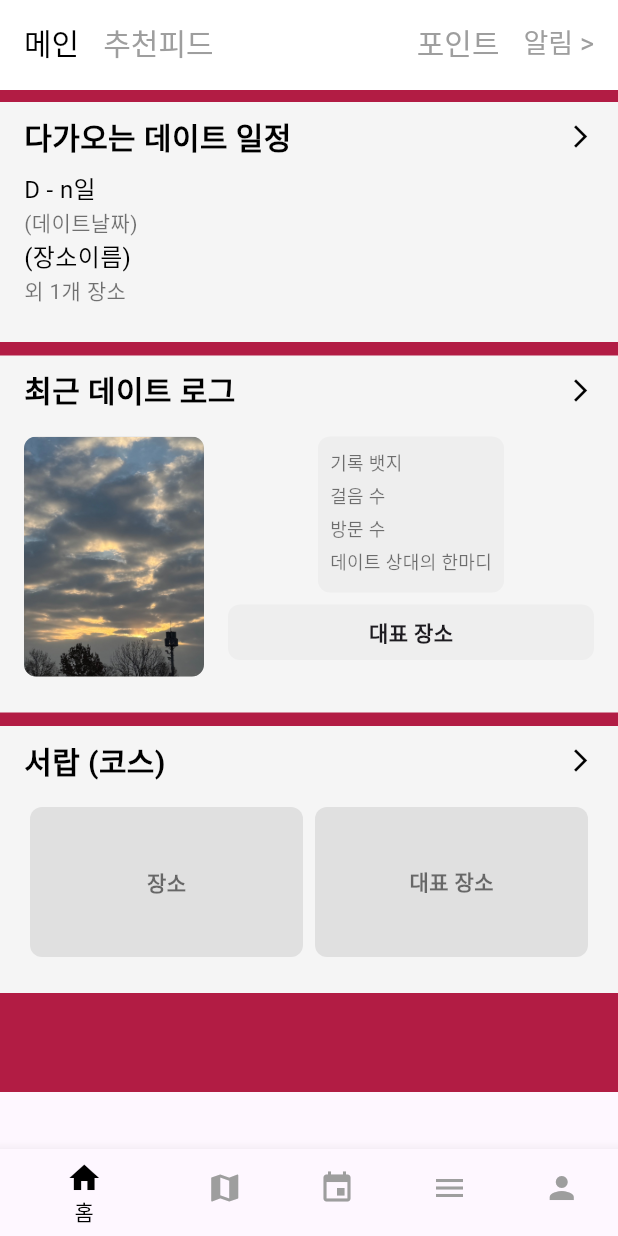
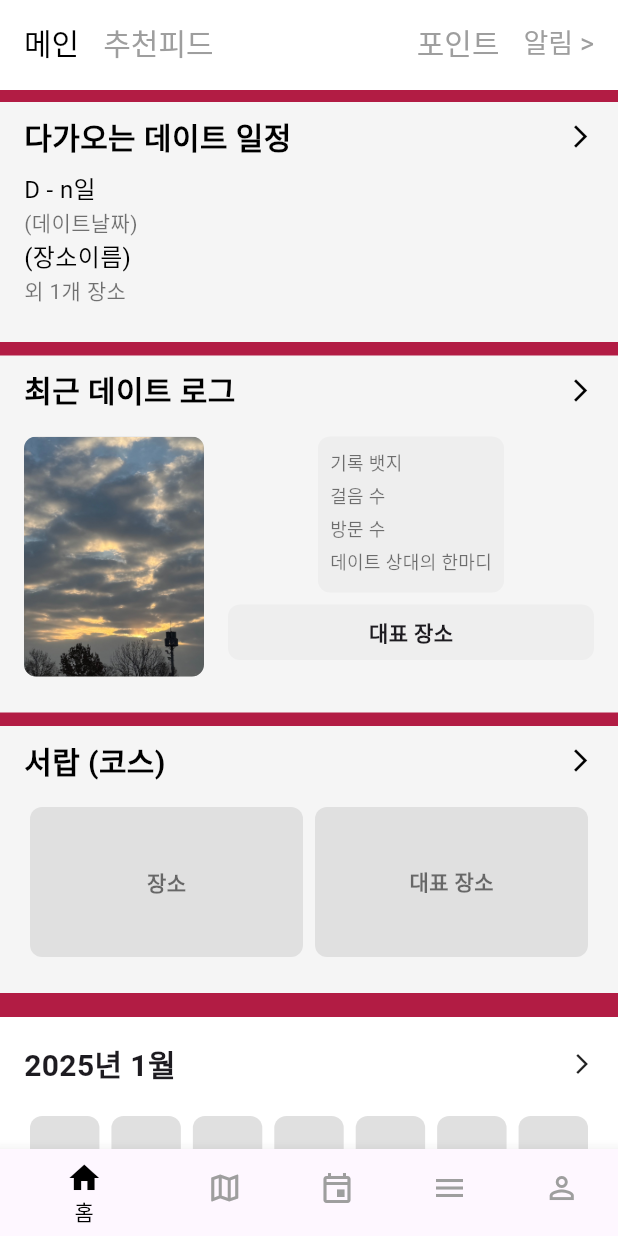
Before and after one commit to SeulHwa1/DateCourse, a Flutter app: the screen it shows after launch, on a phone screen of 412 x 824 dp. Run offline on Flutter 3.47's test engine with Material 3 defaults, Android fonts, the phone set to English and light mode, and no system bars.

```diff
--- a/lib/main.dart
+++ b/lib/main.dart
@@ -27,28 +27,28 @@ class AppLayout extends StatefulWidget {
 }
 
 class _AppLayoutState extends State<AppLayout> {
-  int _currentBottomIndex = 0; // 하단 네비게이션 바 상태
-  int _currentTopIndex = 0; // 상단 네비게이션 바 상태
+  int _currentBottomIndex = 0;
+  int _currentTopIndex = 0;
 
   // 하단 네비게이션 바 페이지
   final List<Widget> _bottomPages = [
-    MainScreen(), // 홈 화면
-    const SimpleScreen(title: "지도입니다."), // 지도 화면
-    const SimpleScreen(title: "일정 화면입니다."), // 같이 걷기 화면
-    const SimpleScreen(title: "서랍 화면입니다."), // 서랍 화면
-    const SimpleScreen(title: "프로필 화면입니다."), // 프로필 화면
+    const MainScreen(),
+    const Center(child: Text('지도 화면')), // Placeholder for map screen
+    const Center(child: Text('일정 화면')), // Placeholder for schedule screen
+    const Center(child: Text('서랍 화면')), // Placeholder for drawer screen
+    const Center(child: Text('프로필 화면')), // Placeholder for profile screen
   ];
 
   // 상단 네비게이션 바 페이지
   final List<Widget> _topPages = [
-    MainScreen(), // 상단 메인 화면
-    RecommendScreen(), // 추천피드 화면
+    const MainScreen(),
+    const RecommendScreen(),
   ];
 
   @override
   Widget build(BuildContext context) {
     return Scaffold(
-      appBar: _currentBottomIndex == 0 // 홈 탭에서만 상단바 표시
+      appBar: _currentBottomIndex == 0
           ? PreferredSize(
               preferredSize: const Size.fromHeight(60.0),
               child: AppBarTitle(
@@ -62,56 +62,51 @@ class _AppLayoutState extends State<AppLayout> {
             )
           : null,
       body: _currentBottomIndex == 0
-          ? _topPages[_currentTopIndex] // 상단 네비게이션 바 상태에 따라 화면 표시
-          : _bottomPages[_currentBottomIndex], // 하단 네비게이션 바 상태에 따라 화면 표시
+          ? _topPages[_currentTopIndex]
+          : _bottomPages[_currentBottomIndex],
       bottomNavigationBar: BottomNavigationBar(
         currentIndex: _currentBottomIndex,
         onTap: (index) {
           setState(() {
-            _currentBottomIndex = index; // 하단 네비게이션 바 상태 변경
+            _currentBottomIndex = index;
+            if (index != 0) _currentTopIndex = 0; // 상단 네비게이션 바 초기화
           });
         },
-        items: const [
+        items: [
           BottomNavigationBarItem(
-            icon: Icon(Icons.home),
+            icon: _currentBottomIndex == 0
+                ? const Icon(Icons.home)
+                : const Icon(Icons.home_outlined),
             label: '홈',
           ),
           BottomNavigationBarItem(
-            icon: Icon(Icons.map),
+            icon: _currentBottomIndex == 1
+                ? const Icon(Icons.map)
+                : const Icon(Icons.map_outlined),
             label: '지도',
           ),
           BottomNavigationBarItem(
-            icon: Icon(Icons.event),
+            icon: _currentBottomIndex == 2
+                ? const Icon(Icons.event)
+                : const Icon(Icons.event_outlined),
             label: '일정',
           ),
           BottomNavigationBarItem(
-            icon: Icon(Icons.menu),
+            icon: _currentBottomIndex == 3
+                ? const Icon(Icons.menu)
+                : const Icon(Icons.menu_outlined),
             label: '서랍',
           ),
           BottomNavigationBarItem(
-            icon: Icon(Icons.person),
+            icon: _currentBottomIndex == 4
+                ? const Icon(Icons.person)
+                : const Icon(Icons.person_outline),
             label: '프로필',
           ),
         ],
         selectedItemColor: Colors.black,
         unselectedItemColor: Colors.grey,
-        backgroundColor: Colors.white,
       ),
     );
   }
 }
-
-class SimpleScreen extends StatelessWidget {
-  final String title;
-  const SimpleScreen({required this.title, super.key});
-
-  @override
-  Widget build(BuildContext context) {
-    return Center(
-      child: Text(
-        title,
-        style: const TextStyle(fontSize: 24),
-      ),
-    );
-  }
-}
--- a/lib/screens/date_log.dart
+++ b/lib/screens/date_log.dart
@@ -11,7 +11,7 @@ class DateLog extends StatelessWidget {
       ),
       body: Center(
         child: Text(
-          "여기는 데이트 로그 페이지입니다!",
+          "여기는 최근 데이트 로그 페이지입니다!",
           style: TextStyle(fontSize: 24),
         ),
       ),
--- a/lib/screens/main_screen.dart
+++ b/lib/screens/main_screen.dart
@@ -3,6 +3,8 @@ import '../components/white_box1.dart';
 import 'date_plan.dart';
 import 'date_log.dart';
 import 'date_course.dart';
+import 'monthly_date_log.dart'; // 월간 로그 화면 import
+import 'date_log_detail.dart'; // 상세 로그 화면 import
 
 class MainScreen extends StatelessWidget {
   const MainScreen({super.key});
@@ -12,7 +14,7 @@ class MainScreen extends StatelessWidget {
     return Scaffold(
       body: SingleChildScrollView(
         child: Container(
-          color: const Color(0xFFB21C44), // 전체 배경색 설정 (빨간색)
+          color: const Color(0xFFB21C44),
           child: Column(
             children: [
               // 첫 번째 WhiteBox
@@ -69,10 +71,89 @@ class MainScreen extends StatelessWidget {
               ),
               const SizedBox(height: 16.0),
 
-              Container(
-                height: 50.0, // 여백 높이 설정
-                color: const Color(0xFFB21C44), // 배경색 일치
+              // 월간 데이트 로그 섹션
+              GestureDetector(
+                onTap: () {
+                  Navigator.push(
+                    context,
+                    MaterialPageRoute(
+                        builder: (context) => const MonthlyDateLog()),
+                  );
+                },
+                child: Container(
+                  color: Colors.white,
+                  padding: const EdgeInsets.all(16.0),
+                  child: Column(
+                    crossAxisAlignment: CrossAxisAlignment.start,
+                    children: [
+                      Row(
+                        mainAxisAlignment: MainAxisAlignment.spaceBetween,
+                        children: const [
+                          Text(
+                            "2025년 1월",
+                            style: TextStyle(
+                              fontSize: 20,
+                              fontWeight: FontWeight.bold,
+                            ),
+                          ),
+                          Icon(
+                            Icons.arrow_forward_ios,
+                            size: 16,
+                          ),
+                        ],
+                      ),
+                      const SizedBox(height: 16.0),
+                      Table(
+                        children: [
+                          for (int i = 0; i < 5; i++)
+                            TableRow(
+                              children: List.generate(
+                                7,
+                                (index) {
+                                  final day = i * 7 + index + 1;
+                                  if (day > 31) {
+                                    return Container(); // 빈 날짜
+                                  }
+                                  return GestureDetector(
+                                    onTap: () {
+                                      Navigator.push(
+                                        context,
+                                        MaterialPageRoute(
+                                          builder: (context) =>
+                                              DateLogDetail(date: day),
+                                        ),
+                                      );
+                                    },
+                                    child: Container(
+                                      height: 60,
+                                      margin: const EdgeInsets.all(4.0),
+                                      decoration: BoxDecoration(
+                                        color: Colors.grey[300],
+                                        borderRadius:
+                                            BorderRadius.circular(8.0),
+                                      ),
+                                      child: Center(
+                                        child: Text(
+                                          day.toString(),
+                                          style: const TextStyle(
+                                            fontSize: 14,
+                                            fontWeight: FontWeight.bold,
+                                          ),
+                                        ),
+                                      ),
+                                    ),
+                                  );
+                                },
+                              ),
+                            ),
+                        ],
+                      ),
+                    ],
+                  ),
+                ),
               ),
+
+              const SizedBox(height: 16.0),
             ],
           ),
         ),
```
Also changed, not shown: lib/screens/date_log_detail.dart (added, +26 -0 lines), lib/screens/monthly_date_log.dart (added, +78 -0 lines).
